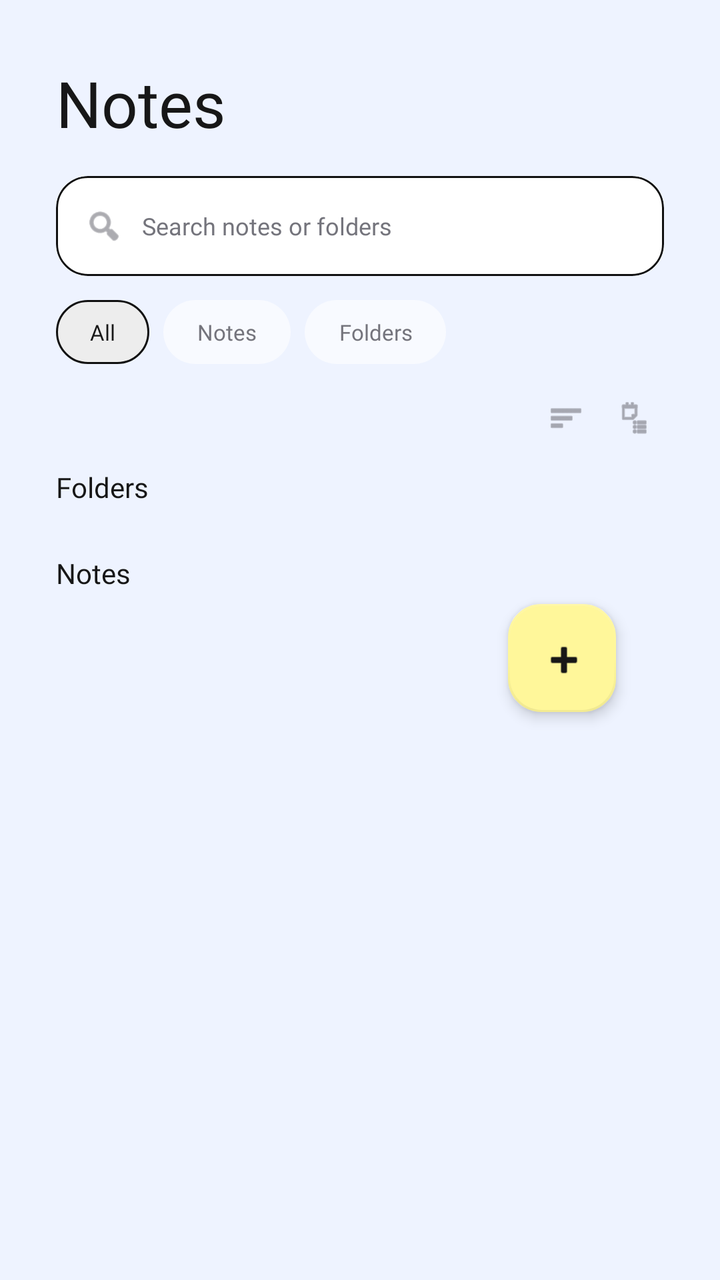
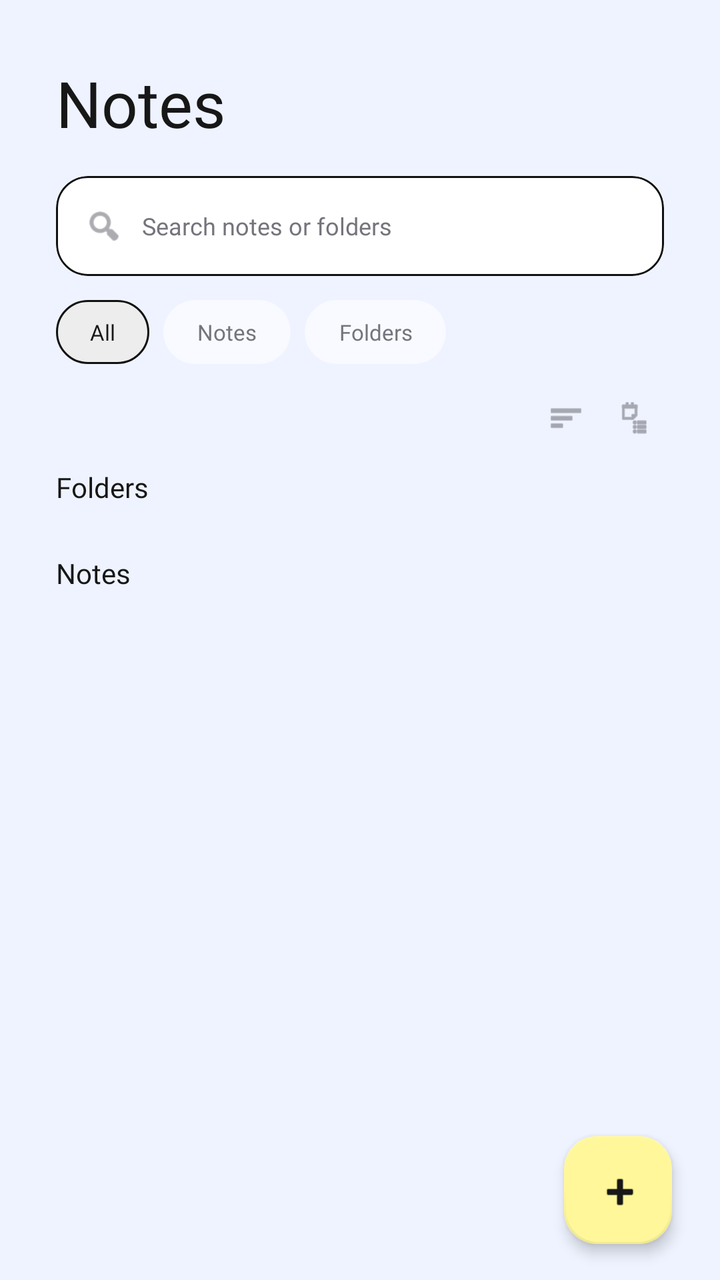

An Android layout rendered at two revisions. The XML below is the earlier revision; the diff shows what the commit changed to produce the second picture.
<!-- AndroidManifest.xml: application theme Theme.Note2Snap -->
<!-- res/layout/fragment_notes.xml -->
<?xml version="1.0" encoding="utf-8"?>
<androidx.coordinatorlayout.widget.CoordinatorLayout
    xmlns:android="http://schemas.android.com/apk/res/android"
    xmlns:app="http://schemas.android.com/apk/res-auto"
    xmlns:tools="http://schemas.android.com/tools"
    android:layout_width="match_parent"
    android:layout_height="match_parent"
    android:background="@color/nts_background">

    <androidx.core.widget.NestedScrollView
        android:layout_width="match_parent"
        android:layout_height="match_parent"
        android:fillViewport="true"
        android:scrollbars="none">

        <LinearLayout
            android:layout_width="match_parent"
            android:layout_height="wrap_content"
            android:orientation="vertical"
            android:paddingStart="28dp"
            android:paddingTop="30dp"
            android:paddingEnd="28dp"
            android:paddingBottom="120dp">

            <TextView
                android:layout_width="wrap_content"
                android:layout_height="wrap_content"
                android:fontFamily="@font/apple_garamond_italic"
                android:text="Notes"
                android:textColor="@color/nts_text"
                android:textSize="32sp" />

            <LinearLayout
                android:layout_width="wrap_content"
                android:layout_height="wrap_content"
                android:visibility="gone">

                <TextView
                    android:id="@+id/tvTitleNote"
                    android:layout_width="wrap_content"
                    android:layout_height="wrap_content"
                    android:text="NOTE" />

                <TextView
                    android:id="@+id/tvTitle2"
                    android:layout_width="wrap_content"
                    android:layout_height="wrap_content"
                    android:text="2" />

                <TextView
                    android:id="@+id/tvTitleSnap"
                    android:layout_width="wrap_content"
                    android:layout_height="wrap_content"
                    android:text="SNAP" />
            </LinearLayout>

            <com.google.android.material.card.MaterialCardView
                android:layout_width="match_parent"
                android:layout_height="50dp"
                android:layout_marginTop="15dp"
                app:cardBackgroundColor="@color/nts_surface"
                app:cardCornerRadius="16dp"
                app:cardElevation="0dp"
                app:strokeColor="@color/nts_outline"
                app:strokeWidth="1dp">

                <LinearLayout
                    android:layout_width="match_parent"
                    android:layout_height="match_parent"
                    android:gravity="center_vertical"
                    android:orientation="horizontal"
                    android:paddingStart="14dp"
                    android:paddingEnd="14dp">

                    <ImageView
                        android:layout_width="20dp"
                        android:layout_height="20dp"
                        android:contentDescription="Search"
                        android:src="@android:drawable/ic_menu_search"
                        app:tint="@color/nts_text_secondary" />

                    <EditText
                        android:id="@+id/etSearchNotes"
                        android:layout_width="0dp"
                        android:layout_height="match_parent"
                        android:layout_marginStart="9dp"
                        android:layout_weight="1"
                        android:background="@null"
                        android:fontFamily="@font/poppins_regular"
                        android:hint="Search notes or folders"
                        android:imeOptions="actionSearch"
                        android:inputType="text"
                        android:padding="0dp"
                        android:textColor="@color/nts_text"
                        android:textColorHint="@color/nts_text_secondary"
                        android:textSize="12sp" />

                </LinearLayout>
            </com.google.android.material.card.MaterialCardView>

            <HorizontalScrollView
                android:layout_width="match_parent"
                android:layout_height="wrap_content"
                android:layout_marginTop="12dp"
                android:scrollbars="none">

                <LinearLayout
                    android:layout_width="wrap_content"
                    android:layout_height="wrap_content"
                    android:orientation="horizontal">

                    <TextView
                        android:id="@+id/chipAll"
                        android:layout_width="wrap_content"
                        android:layout_height="32dp"
                        android:background="@drawable/bg_filter_active"
                        android:fontFamily="@font/poppins_regular"
                        android:gravity="center"
                        android:paddingStart="17dp"
                        android:paddingEnd="17dp"
                        android:text="All"
                        android:textColor="@color/nts_text"
                        android:textSize="11sp" />

                    <TextView
                        android:id="@+id/chipNotes"
                        android:layout_width="wrap_content"
                        android:layout_height="32dp"
                        android:layout_marginStart="7dp"
                        android:background="@drawable/bg_chip_unselected"
                        android:fontFamily="@font/poppins_regular"
                        android:gravity="center"
                        android:paddingStart="17dp"
                        android:paddingEnd="17dp"
                        android:text="Notes"
                        android:textColor="@color/nts_text_secondary"
                        android:textSize="11sp" />

                    <TextView
                        android:id="@+id/chipFolders"
                        android:layout_width="wrap_content"
                        android:layout_height="32dp"
                        android:layout_marginStart="7dp"
                        android:background="@drawable/bg_chip_unselected"
                        android:fontFamily="@font/poppins_regular"
                        android:gravity="center"
                        android:paddingStart="17dp"
                        android:paddingEnd="17dp"
                        android:text="Folders"
                        android:textColor="@color/nts_text_secondary"
                        android:textSize="11sp" />

                </LinearLayout>
            </HorizontalScrollView>

            <RelativeLayout
                android:layout_width="match_parent"
                android:layout_height="38dp"
                android:layout_marginTop="8dp">

                <TextView
                    android:id="@+id/tvResultCount"
                    android:layout_width="wrap_content"
                    android:layout_height="wrap_content"
                    android:layout_alignParentStart="true"
                    android:layout_centerVertical="true"
                    android:fontFamily="@font/poppins_regular"
                    android:textColor="@color/nts_text_secondary"
                    android:textSize="10.5sp"
                    android:visibility="gone" />

                <LinearLayout
                    android:layout_width="wrap_content"
                    android:layout_height="match_parent"
                    android:layout_alignParentEnd="true"
                    android:gravity="center"
                    android:orientation="horizontal">

                    <ImageView
                        android:id="@+id/btnSort"
                        android:layout_width="30dp"
                        android:layout_height="30dp"
                        android:background="?attr/selectableItemBackgroundBorderless"
                        android:contentDescription="Sort"
                        android:padding="6dp"
                        android:src="@android:drawable/ic_menu_sort_by_size"
                        app:tint="@color/nts_text_secondary" />

                    <ImageView
                        android:id="@+id/btnViewMode"
                        android:layout_width="30dp"
                        android:layout_height="30dp"
                        android:layout_marginStart="4dp"
                        android:background="?attr/selectableItemBackgroundBorderless"
                        android:contentDescription="View mode"
                        android:padding="6dp"
                        android:src="@android:drawable/ic_menu_agenda"
                        app:tint="@color/nts_text_secondary" />
                </LinearLayout>
            </RelativeLayout>

            <LinearLayout
                android:id="@+id/emptyStateContainer"
                android:layout_width="match_parent"
                android:layout_height="210dp"
                android:gravity="center"
                android:orientation="vertical"
                android:visibility="gone">

                <ImageView
                    android:layout_width="78dp"
                    android:layout_height="78dp"
                    android:contentDescription="Empty Notes"
                    android:scaleType="fitCenter"
                    android:src="@drawable/ic_folder_custom" />

                <TextView
                    android:id="@+id/tvNotFound"
                    android:layout_width="wrap_content"
                    android:layout_height="wrap_content"
                    android:layout_marginTop="10dp"
                    android:fontFamily="@font/poppins_regular"
                    android:text="Feels empty here."
                    android:textColor="@color/nts_text"
                    android:textSize="14sp" />

                <TextView
                    android:layout_width="wrap_content"
                    android:layout_height="wrap_content"
                    android:layout_marginTop="3dp"
                    android:fontFamily="@font/poppins_regular"
                    android:text="+ Add one?"
                    android:textColor="@color/nts_blue"
                    android:textSize="11sp" />
            </LinearLayout>

            <TextView
                android:id="@+id/tvFoldersLabel"
                android:layout_width="wrap_content"
                android:layout_height="wrap_content"
                android:layout_marginTop="6dp"
                android:fontFamily="@font/poppins_regular"
                android:text="Folders"
                android:textColor="@color/nts_text"
                android:textSize="14sp" />

            <androidx.recyclerview.widget.RecyclerView
                android:id="@+id/rvFolders"
                android:layout_width="match_parent"
                android:layout_height="wrap_content"
                android:layout_marginTop="6dp"
                android:nestedScrollingEnabled="false" />

            <TextView
                android:id="@+id/tvNotesLabel"
                android:layout_width="wrap_content"
                android:layout_height="wrap_content"
                android:layout_marginTop="18dp"
                android:fontFamily="@font/poppins_regular"
                android:text="Notes"
                android:textColor="@color/nts_text"
                android:textSize="14sp" />

            <androidx.recyclerview.widget.RecyclerView
                android:id="@+id/rvNotes"
                android:layout_width="match_parent"
                android:layout_height="wrap_content"
                android:layout_marginTop="6dp"
                android:nestedScrollingEnabled="false" />

            <com.google.android.material.floatingactionbutton.FloatingActionButton
                android:id="@+id/fabAddNotes"
                android:layout_width="54dp"
                android:layout_height="54dp"
                android:layout_gravity="bottom|end"
                android:layout_marginEnd="24dp"
                android:layout_marginBottom="82dp"
                android:contentDescription="Add Notes"
                android:src="@android:drawable/ic_input_add"
                app:backgroundTint="@color/nts_yellow"
                app:borderWidth="1dp"
                app:elevation="4dp"
                app:tint="@color/nts_text" />

        </LinearLayout>
    </androidx.core.widget.NestedScrollView>

</androidx.coordinatorlayout.widget.CoordinatorLayout>
<!-- resources referenced by this layout -->
<resources>
  <color name="nts_background">#EEF3FF</color>
  <color name="nts_blue">#6F8FEA</color>
  <color name="nts_outline">#111111</color>
  <color name="nts_surface">#FFFFFF</color>
  <color name="nts_text">#171717</color>
  <color name="nts_text_secondary">#74747C</color>
  <color name="nts_yellow">#FFF79A</color>
  <!-- drawable bg_chip_unselected (drawable) -->
  <?xml version="1.0" encoding="utf-8"?>
  <shape xmlns:android="http://schemas.android.com/apk/res/android">
      <solid android:color="@color/search_bg" />
      <corners android:radius="18dp" />
  </shape>
  <!-- drawable bg_filter_active (drawable) -->
  <?xml version="1.0" encoding="utf-8"?>
  <shape xmlns:android="http://schemas.android.com/apk/res/android"
      android:shape="rectangle">
      <solid android:color="#EDEDED" />
      <stroke android:width="1dp" android:color="#111111" />
      <corners android:radius="16dp" />
  </shape>
  <!-- drawable ic_folder_custom: png bitmap (drawable, 418915 bytes) -->
  <style name="Theme.Note2Snap" parent="Theme.Material3.DayNight.NoActionBar">
  
          <item name="colorPrimary">#6F8FEA</item>
          <item name="colorOnPrimary">#FFFFFF</item>
  
          <item name="colorSecondary">#FFF79A</item>
          <item name="colorOnSecondary">#171717</item>
  
          <item name="android:colorAccent">#6F8FEA</item>
  
          <item name="android:windowBackground">#EEF3FF</item>
          <item name="android:statusBarColor">#EEF3FF</item>
          <item name="android:navigationBarColor">#FFFFFF</item>
  
          <item name="android:windowLightStatusBar">true</item>
          <item name="android:windowLightNavigationBar">true</item>
  
      </style>
  <color name="search_bg">#F8FAFF</color>
</resources>

<!-- the commit's change to res/layout/fragment_notes.xml (unified diff, before → after) -->
@@ -20,7 +20,7 @@
             android:paddingStart="28dp"
             android:paddingTop="30dp"
             android:paddingEnd="28dp"
-            android:paddingBottom="120dp">
+            android:paddingBottom="100dp">
 
             <TextView
                 android:layout_width="wrap_content"
@@ -268,21 +268,21 @@
                 android:layout_marginTop="6dp"
                 android:nestedScrollingEnabled="false" />
 
-            <com.google.android.material.floatingactionbutton.FloatingActionButton
-                android:id="@+id/fabAddNotes"
-                android:layout_width="54dp"
-                android:layout_height="54dp"
-                android:layout_gravity="bottom|end"
-                android:layout_marginEnd="24dp"
-                android:layout_marginBottom="82dp"
-                android:contentDescription="Add Notes"
-                android:src="@android:drawable/ic_input_add"
-                app:backgroundTint="@color/nts_yellow"
-                app:borderWidth="1dp"
-                app:elevation="4dp"
-                app:tint="@color/nts_text" />
-
         </LinearLayout>
     </androidx.core.widget.NestedScrollView>
 
+    <com.google.android.material.floatingactionbutton.FloatingActionButton
+        android:id="@+id/fabAddNotes"
+        android:layout_width="54dp"
+        android:layout_height="54dp"
+        android:layout_gravity="bottom|end"
+        android:layout_marginEnd="24dp"
+        android:layout_marginBottom="18dp"
+        android:contentDescription="Add Notes"
+        android:src="@android:drawable/ic_input_add"
+        app:backgroundTint="@color/nts_yellow"
+        app:borderWidth="1dp"
+        app:elevation="4dp"
+        app:tint="@color/nts_text" />
+
 </androidx.coordinatorlayout.widget.CoordinatorLayout>
